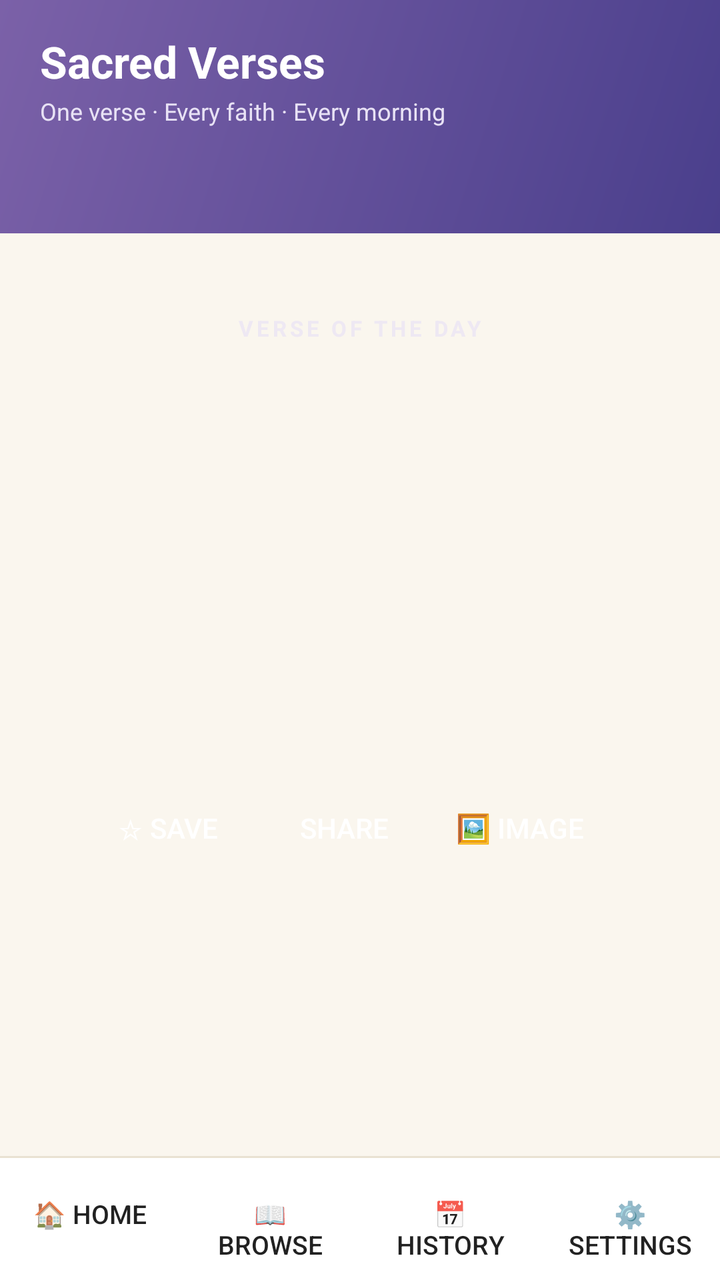
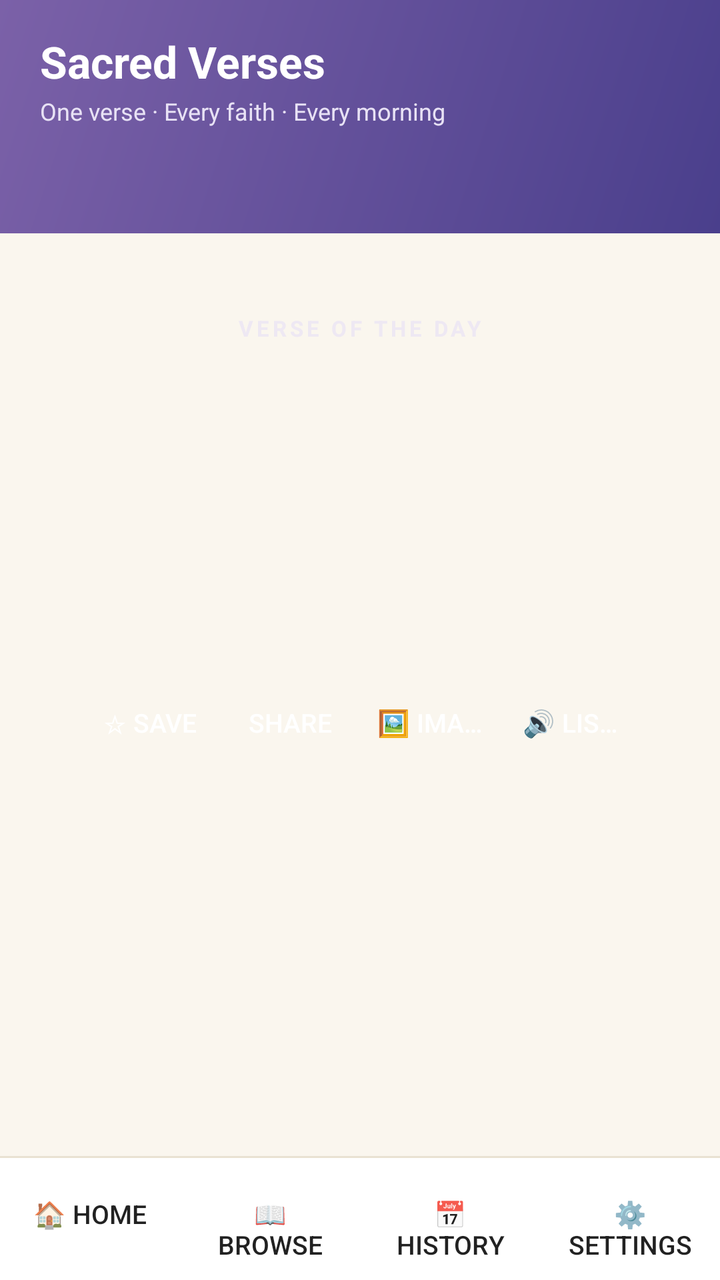

The first picture is an Android layout as it rendered before a commit; the second is the same layout after the commit. The layout source and the unified diff follow.
<!-- AndroidManifest.xml: application theme Theme.SacredVerses -->
<!-- res/layout/activity_main.xml -->
<?xml version="1.0" encoding="utf-8"?>
<LinearLayout xmlns:android="http://schemas.android.com/apk/res/android"
    android:orientation="vertical"
    android:layout_width="match_parent"
    android:layout_height="match_parent"
    android:background="@color/bg">

    
    <LinearLayout
        android:id="@+id/headerBar"
        android:orientation="vertical"
        android:layout_width="match_parent"
        android:layout_height="wrap_content"
        android:background="@drawable/gradient_bg"
        android:paddingStart="20dp"
        android:paddingEnd="20dp"
        android:paddingTop="16dp"
        android:paddingBottom="16dp">

        <TextView
            android:layout_width="wrap_content"
            android:layout_height="wrap_content"
            android:text="Sacred Verses"
            android:textSize="22sp"
            android:textStyle="bold"
            android:textColor="#FFFFFF" />

        <TextView
            android:layout_width="wrap_content"
            android:layout_height="wrap_content"
            android:layout_marginTop="2dp"
            android:text="One verse · Every faith · Every morning"
            android:textSize="12sp"
            android:textColor="#E8E2F5" />

        <TextView
            android:id="@+id/dateLine"
            android:layout_width="wrap_content"
            android:layout_height="wrap_content"
            android:layout_marginTop="2dp"
            android:textSize="11sp"
            android:textColor="#CFC8E8" />

        <TextView
            android:id="@+id/streakLine"
            android:layout_width="wrap_content"
            android:layout_height="wrap_content"
            android:layout_marginTop="4dp"
            android:textSize="12sp"
            android:textStyle="bold"
            android:textColor="#FFE9A8" />
    </LinearLayout>

    
    <FrameLayout
        android:layout_width="match_parent"
        android:layout_height="0dp"
        android:layout_weight="1">

        
        <ScrollView
            android:id="@+id/homeScroll"
            android:layout_width="match_parent"
            android:layout_height="match_parent">

            <LinearLayout
                android:orientation="vertical"
                android:layout_width="match_parent"
                android:layout_height="wrap_content">

                <LinearLayout
                    android:id="@+id/festivalSlot"
                    android:orientation="vertical"
                    android:layout_width="match_parent"
                    android:layout_height="wrap_content" />

                
                <LinearLayout
                    android:id="@+id/todayCard"
                    android:orientation="vertical"
                    android:layout_width="match_parent"
                    android:layout_height="wrap_content"
                    android:layout_marginStart="16dp"
                    android:layout_marginEnd="16dp"
                    android:layout_marginTop="16dp"
                    android:padding="24dp"
                    android:gravity="center_horizontal">

                    <TextView
                        android:id="@+id/todayLabel"
                        android:layout_width="wrap_content"
                        android:layout_height="wrap_content"
                        android:text="VERSE OF THE DAY"
                        android:textSize="11sp"
                        android:textStyle="bold"
                        android:textColor="#B3E8E2F5"
                        android:letterSpacing="0.15" />

                    <TextView
                        android:id="@+id/todayFaith"
                        android:layout_width="wrap_content"
                        android:layout_height="wrap_content"
                        android:layout_marginTop="12dp"
                        android:paddingStart="12dp"
                        android:paddingEnd="12dp"
                        android:paddingTop="6dp"
                        android:paddingBottom="6dp"
                        android:textSize="12sp"
                        android:textStyle="bold"
                        android:textColor="#FFFFFF" />

                    <TextView
                        android:id="@+id/todayText"
                        android:layout_width="match_parent"
                        android:layout_height="wrap_content"
                        android:layout_marginTop="16dp"
                        android:textSize="20sp"
                        android:fontFamily="serif"
                        android:textColor="#FFFFFF"
                        android:gravity="center"
                        android:lineSpacingExtra="6dp" />

                    <View
                        android:id="@+id/todayDivider"
                        android:layout_width="64dp"
                        android:layout_height="3dp"
                        android:layout_marginTop="16dp" />

                    <TextView
                        android:id="@+id/todayRef"
                        android:layout_width="wrap_content"
                        android:layout_height="wrap_content"
                        android:layout_marginTop="12dp"
                        android:textSize="15sp"
                        android:textStyle="bold" />

                    <TextView
                        android:id="@+id/todaySource"
                        android:layout_width="wrap_content"
                        android:layout_height="wrap_content"
                        android:layout_marginTop="4dp"
                        android:textSize="12sp"
                        android:textColor="#BBE8E2F5"
                        android:gravity="center" />

                    <LinearLayout
                        android:orientation="horizontal"
                        android:layout_width="wrap_content"
                        android:layout_height="wrap_content"
                        android:layout_marginTop="12dp"
                        android:gravity="center">

                        <Button
                            android:id="@+id/todayFav"
                            style="?android:attr/borderlessButtonStyle"
                            android:layout_width="wrap_content"
                            android:layout_height="wrap_content"
                            android:text="☆ Save"
                            android:textColor="#FFFFFF" />

                        <Button
                            android:id="@+id/todayShare"
                            style="?android:attr/borderlessButtonStyle"
                            android:layout_width="wrap_content"
                            android:layout_height="wrap_content"
                            android:text="Share"
                            android:textColor="#FFFFFF" />

                        <Button
                            android:id="@+id/todayImageShare"
                            style="?android:attr/borderlessButtonStyle"
                            android:layout_width="wrap_content"
                            android:layout_height="wrap_content"
                            android:text="🖼 Image"
                            android:textColor="#FFFFFF" />

                        <Button
                            android:id="@+id/todayListen"
                            style="?android:attr/borderlessButtonStyle"
                            android:layout_width="wrap_content"
                            android:layout_height="wrap_content"
                            android:text="🔊 Listen"
                            android:textColor="#FFFFFF" />
                    </LinearLayout>
                </LinearLayout>

                <LinearLayout
                    android:id="@+id/sponsorSlot"
                    android:orientation="vertical"
                    android:layout_width="match_parent"
                    android:layout_height="wrap_content" />
            </LinearLayout>
        </ScrollView>

        
        <LinearLayout
            android:id="@+id/browseContainer"
            android:orientation="vertical"
            android:layout_width="match_parent"
            android:layout_height="match_parent"
            android:visibility="gone">

            <TextView
                android:layout_width="wrap_content"
                android:layout_height="wrap_content"
                android:layout_marginStart="16dp"
                android:layout_marginTop="16dp"
                android:text="BROWSE VERSES"
                android:textSize="12sp"
                android:textStyle="bold"
                android:textColor="@color/muted"
                android:letterSpacing="0.12" />

            <HorizontalScrollView
                android:layout_width="match_parent"
                android:layout_height="wrap_content"
                android:layout_marginTop="8dp"
                android:scrollbars="none"
                android:paddingStart="16dp"
                android:paddingEnd="16dp">

                <LinearLayout
                    android:id="@+id/filterRow"
                    android:orientation="horizontal"
                    android:layout_width="wrap_content"
                    android:layout_height="wrap_content" />
            </HorizontalScrollView>

            <ListView
                android:id="@+id/verseList"
                android:layout_width="match_parent"
                android:layout_height="0dp"
                android:layout_weight="1"
                android:layout_marginTop="8dp"
                android:divider="@android:color/transparent"
                android:dividerHeight="0dp"
                android:clipToPadding="false"
                android:paddingBottom="8dp" />

            <TextView
                android:id="@+id/emptyView"
                android:layout_width="match_parent"
                android:layout_height="0dp"
                android:layout_weight="1"
                android:gravity="center"
                android:visibility="gone"
                android:text="Nothing here yet.\nTap ☆ on any verse to save it."
                android:textColor="@color/muted"
                android:textSize="14sp" />
        </LinearLayout>

        
        <ScrollView
            android:id="@+id/historyScroll"
            android:layout_width="match_parent"
            android:layout_height="match_parent"
            android:visibility="gone">

            <LinearLayout
                android:orientation="vertical"
                android:layout_width="match_parent"
                android:layout_height="wrap_content">

                <TextView
                    android:layout_width="wrap_content"
                    android:layout_height="wrap_content"
                    android:layout_marginStart="16dp"
                    android:layout_marginTop="16dp"
                    android:text="VERSE HISTORY"
                    android:textSize="12sp"
                    android:textStyle="bold"
                    android:textColor="@color/muted"
                    android:letterSpacing="0.12" />

                <TextView
                    android:layout_width="wrap_content"
                    android:layout_height="wrap_content"
                    android:layout_marginStart="16dp"
                    android:layout_marginTop="4dp"
                    android:layout_marginEnd="16dp"
                    android:text="Verses from the days you've opened the app. Tap any day to revisit it."
                    android:textSize="12sp"
                    android:textColor="@color/muted" />

                <LinearLayout
                    android:id="@+id/historyList"
                    android:orientation="vertical"
                    android:layout_width="match_parent"
                    android:layout_height="wrap_content"
                    android:paddingBottom="16dp" />
            </LinearLayout>
        </ScrollView>

        
        <ScrollView
            android:id="@+id/settingsScroll"
            android:layout_width="match_parent"
            android:layout_height="match_parent"
            android:visibility="gone">

            <LinearLayout
                android:orientation="vertical"
                android:layout_width="match_parent"
                android:layout_height="wrap_content">

                <LinearLayout
                    android:orientation="vertical"
                    android:layout_width="match_parent"
                    android:layout_height="wrap_content"
                    android:layout_marginStart="16dp"
                    android:layout_marginEnd="16dp"
                    android:layout_marginTop="16dp"
                    android:background="@drawable/card_bg"
                    android:padding="16dp">

                    <Switch
                        android:id="@+id/notifSwitch"
                        android:layout_width="match_parent"
                        android:layout_height="wrap_content"
                        android:text="Daily verse notification"
                        android:textSize="14sp"
                        android:textColor="@color/ink" />

                    <Switch
                        android:id="@+id/wallpaperSwitch"
                        android:layout_width="match_parent"
                        android:layout_height="wrap_content"
                        android:layout_marginTop="8dp"
                        android:text="Verse as lockscreen wallpaper"
                        android:textSize="14sp"
                        android:textColor="@color/ink" />

                    <Switch
                        android:id="@+id/darkSwitch"
                        android:layout_width="match_parent"
                        android:layout_height="wrap_content"
                        android:layout_marginTop="8dp"
                        android:text="Dark theme"
                        android:textSize="14sp"
                        android:textColor="@color/ink" />

                    <TextView
                        android:layout_width="wrap_content"
                        android:layout_height="wrap_content"
                        android:layout_marginTop="16dp"
                        android:text="MY FAITH"
                        android:textSize="11sp"
                        android:textStyle="bold"
                        android:textColor="@color/muted"
                        android:letterSpacing="0.12" />

                    <HorizontalScrollView
                        android:layout_width="match_parent"
                        android:layout_height="wrap_content"
                        android:layout_marginTop="8dp"
                        android:scrollbars="none">

                        <LinearLayout
                            android:id="@+id/faithRow"
                            android:orientation="horizontal"
                            android:layout_width="wrap_content"
                            android:layout_height="wrap_content" />
                    </HorizontalScrollView>

                    <TextView
                        android:layout_width="wrap_content"
                        android:layout_height="wrap_content"
                        android:layout_marginTop="16dp"
                        android:text="REMINDER TIME"
                        android:textSize="11sp"
                        android:textStyle="bold"
                        android:textColor="@color/muted"
                        android:letterSpacing="0.12" />

                    <HorizontalScrollView
                        android:layout_width="match_parent"
                        android:layout_height="wrap_content"
                        android:layout_marginTop="8dp"
                        android:scrollbars="none">

                        <LinearLayout
                            android:id="@+id/timePresetsRow"
                            android:orientation="horizontal"
                            android:layout_width="wrap_content"
                            android:layout_height="wrap_content" />
                    </HorizontalScrollView>

                    <TextView
                        android:layout_width="wrap_content"
                        android:layout_height="wrap_content"
                        android:layout_marginTop="16dp"
                        android:text="TEXT SIZE"
                        android:textSize="11sp"
                        android:textStyle="bold"
                        android:textColor="@color/muted"
                        android:letterSpacing="0.12" />

                    <LinearLayout
                        android:id="@+id/textSizeRow"
                        android:orientation="horizontal"
                        android:layout_width="match_parent"
                        android:layout_height="wrap_content"
                        android:layout_marginTop="8dp" />

                    <TextView
                        android:layout_width="wrap_content"
                        android:layout_height="wrap_content"
                        android:layout_marginTop="16dp"
                        android:text="VERSE LANGUAGE"
                        android:textSize="11sp"
                        android:textStyle="bold"
                        android:textColor="@color/muted"
                        android:letterSpacing="0.12" />

                    <HorizontalScrollView
                        android:layout_width="match_parent"
                        android:layout_height="wrap_content"
                        android:layout_marginTop="8dp"
                        android:scrollbars="none">

                        <LinearLayout
                            android:id="@+id/languageRow"
                            android:orientation="horizontal"
                            android:layout_width="wrap_content"
                            android:layout_height="wrap_content" />
                    </HorizontalScrollView>

                    <Button
                        android:id="@+id/inviteButton"
                        style="?android:attr/borderlessButtonStyle"
                        android:layout_width="wrap_content"
                        android:layout_height="wrap_content"
                        android:layout_marginTop="12dp"
                        android:text="💌 Invite friends to Sacred Verses"
                        android:textSize="13sp"
                        android:textColor="@color/primary" />
                </LinearLayout>

                <Button
                    android:id="@+id/supportButton"
                    style="?android:attr/borderlessButtonStyle"
                    android:layout_width="wrap_content"
                    android:layout_height="wrap_content"
                    android:layout_gravity="center_horizontal"
                    android:layout_marginTop="4dp"
                    android:text="♥ Support Sacred Verses"
                    android:textSize="13sp"
                    android:textColor="@color/primary"
                    android:visibility="gone" />

                <LinearLayout
                    android:orientation="horizontal"
                    android:layout_width="match_parent"
                    android:layout_height="wrap_content"
                    android:gravity="center"
                    android:paddingTop="8dp"
                    android:paddingBottom="16dp">                    <Button
                        android:id="@+id/privacyButton"
                        style="?android:attr/borderlessButtonStyle"
                        android:layout_width="wrap_content"
                        android:layout_height="wrap_content"
                        android:text="Privacy Policy"
                        android:textSize="12sp"
                        android:textColor="@color/muted" />

                    <Button
                        android:id="@+id/aboutButton"
                        style="?android:attr/borderlessButtonStyle"
                        android:layout_width="wrap_content"
                        android:layout_height="wrap_content"
                        android:text="About"
                        android:textSize="12sp"
                        android:textColor="@color/muted" />
                </LinearLayout>
            </LinearLayout>
        </ScrollView>
    </FrameLayout>

    
    <View
        android:layout_width="match_parent"
        android:layout_height="1dp"
        android:background="@color/divider" />

    
    <LinearLayout
        android:orientation="horizontal"
        android:layout_width="match_parent"
        android:layout_height="wrap_content"
        android:background="@color/navbg"
        android:paddingTop="4dp"
        android:paddingBottom="4dp">

        <Button
            android:id="@+id/navHome"
            style="?android:attr/borderlessButtonStyle"
            android:layout_width="0dp"
            android:layout_height="wrap_content"
            android:layout_weight="1"
            android:text="🏠 Home"
            android:textSize="13sp" />

        <Button
            android:id="@+id/navBrowse"
            style="?android:attr/borderlessButtonStyle"
            android:layout_width="0dp"
            android:layout_height="wrap_content"
            android:layout_weight="1"
            android:text="📖 Browse"
            android:textSize="13sp" />

        <Button
            android:id="@+id/navHistory"
            style="?android:attr/borderlessButtonStyle"
            android:layout_width="0dp"
            android:layout_height="wrap_content"
            android:layout_weight="1"
            android:text="📅 History"
            android:textSize="13sp" />

        <Button
            android:id="@+id/navSettings"
            style="?android:attr/borderlessButtonStyle"
            android:layout_width="0dp"
            android:layout_height="wrap_content"
            android:layout_weight="1"
            android:text="⚙️ Settings"
            android:textSize="13sp" />
    </LinearLayout>
</LinearLayout>
<!-- resources referenced by this layout -->
<resources>
  <color name="bg">#FAF6EE</color>
  <color name="divider">#E9E2D2</color>
  <color name="ink">#2B2620</color>
  <color name="muted">#8A8177</color>
  <color name="navbg">#FFFFFF</color>
  <color name="primary">#4A3F8C</color>
  <!-- drawable card_bg (drawable) -->
  <?xml version="1.0" encoding="utf-8"?>
  <shape xmlns:android="http://schemas.android.com/apk/res/android"
      android:shape="rectangle">
      <corners android:radius="16dp" />
      <solid android:color="@color/card" />
      <stroke
          android:width="1dp"
          android:color="@color/card_stroke" />
  </shape>
  <!-- drawable gradient_bg (drawable) -->
  <?xml version="1.0" encoding="utf-8"?>
  <shape xmlns:android="http://schemas.android.com/apk/res/android"
      android:shape="rectangle">
      <gradient
          android:angle="135"
          android:startColor="#4A3F8C"
          android:endColor="#7B61A8" />
  </shape>
  <style name="Theme.SacredVerses" parent="android:Theme.Material.Light.NoActionBar">
          <item name="android:colorPrimary">@color/primary</item>
          <item name="android:statusBarColor">@color/primary</item>
          <item name="android:windowBackground">@color/bg</item>
      </style>
  <color name="card">#FFFFFF</color>
  <color name="card_stroke">#E9E2D2</color>
</resources>

<!-- the commit's change to res/layout/activity_main.xml (unified diff, before → after) -->
@@ -145,7 +145,7 @@
 
                     <LinearLayout
                         android:orientation="horizontal"
-                        android:layout_width="wrap_content"
+                        android:layout_width="match_parent"
                         android:layout_height="wrap_content"
                         android:layout_marginTop="12dp"
                         android:gravity="center">
@@ -153,34 +153,58 @@
                         <Button
                             android:id="@+id/todayFav"
                             style="?android:attr/borderlessButtonStyle"
-                            android:layout_width="wrap_content"
+                            android:layout_width="0dp"
+                            android:layout_weight="1"
                             android:layout_height="wrap_content"
                             android:text="☆ Save"
-                            android:textColor="#FFFFFF" />
+                            android:textColor="#FFFFFF"
+                            android:textSize="13sp"
+                            android:minWidth="0dp"
+                            android:paddingLeft="8dp"
+                            android:paddingRight="8dp"
+                            android:singleLine="true" />
 
                         <Button
                             android:id="@+id/todayShare"
                             style="?android:attr/borderlessButtonStyle"
-                            android:layout_width="wrap_content"
+                            android:layout_width="0dp"
+                            android:layout_weight="1"
                             android:layout_height="wrap_content"
                             android:text="Share"
-                            android:textColor="#FFFFFF" />
+                            android:textColor="#FFFFFF"
+                            android:textSize="13sp"
+                            android:minWidth="0dp"
+                            android:paddingLeft="8dp"
+                            android:paddingRight="8dp"
+                            android:singleLine="true" />
 
                         <Button
                             android:id="@+id/todayImageShare"
                             style="?android:attr/borderlessButtonStyle"
-                            android:layout_width="wrap_content"
+                            android:layout_width="0dp"
+                            android:layout_weight="1"
                             android:layout_height="wrap_content"
                             android:text="🖼 Image"
-                            android:textColor="#FFFFFF" />
+                            android:textColor="#FFFFFF"
+                            android:textSize="13sp"
+                            android:minWidth="0dp"
+                            android:paddingLeft="8dp"
+                            android:paddingRight="8dp"
+                            android:singleLine="true" />
 
                         <Button
                             android:id="@+id/todayListen"
                             style="?android:attr/borderlessButtonStyle"
-                            android:layout_width="wrap_content"
+                            android:layout_width="0dp"
+                            android:layout_weight="1"
                             android:layout_height="wrap_content"
                             android:text="🔊 Listen"
-                            android:textColor="#FFFFFF" />
+                            android:textColor="#FFFFFF"
+                            android:textSize="13sp"
+                            android:minWidth="0dp"
+                            android:paddingLeft="8dp"
+                            android:paddingRight="8dp"
+                            android:singleLine="true" />
                     </LinearLayout>
                 </LinearLayout>
 
